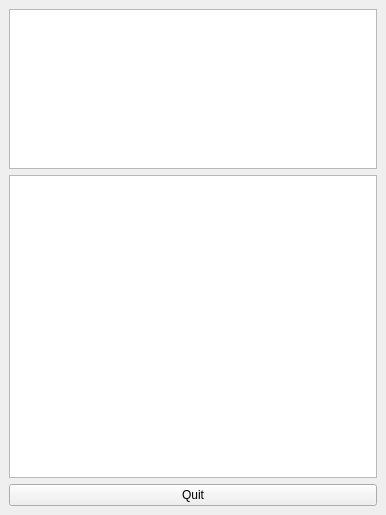
First picture: the form in src/ui/selectionpastewindow.ui, repository LambolAlee/PasTk-Cpp, before the edit.
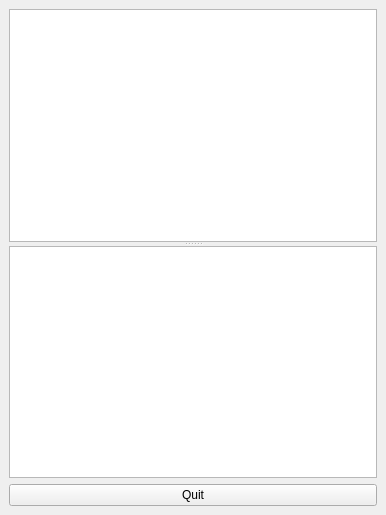
Second picture: the form after the edit. Custom widgets are drawn as their Qt base class.

What changed in the file:
```diff
--- a/src/ui/selectionpastewindow.ui
+++ b/src/ui/selectionpastewindow.ui
@@ -16,18 +16,17 @@
   <widget class="QWidget" name="centralwidget">
    <layout class="QVBoxLayout" name="layout">
     <item>
-     <widget class="QTextBrowser" name="previewBrowser">
-      <property name="maximumSize">
-       <size>
-        <width>16777215</width>
-        <height>160</height>
-       </size>
+     <widget class="QSplitter" name="splitter">
+      <property name="orientation">
+       <enum>Qt::Vertical</enum>
       </property>
+      <property name="childrenCollapsible">
+       <bool>false</bool>
+      </property>
+      <widget class="QTextBrowser" name="previewBrowser"/>
+      <widget class="DetailView" name="listView"/>
      </widget>
     </item>
-    <item>
-     <widget class="DetailView" name="listView"/>
-    </item>
     <item>
      <widget class="QPushButton" name="quitButton">
       <property name="text">
```
